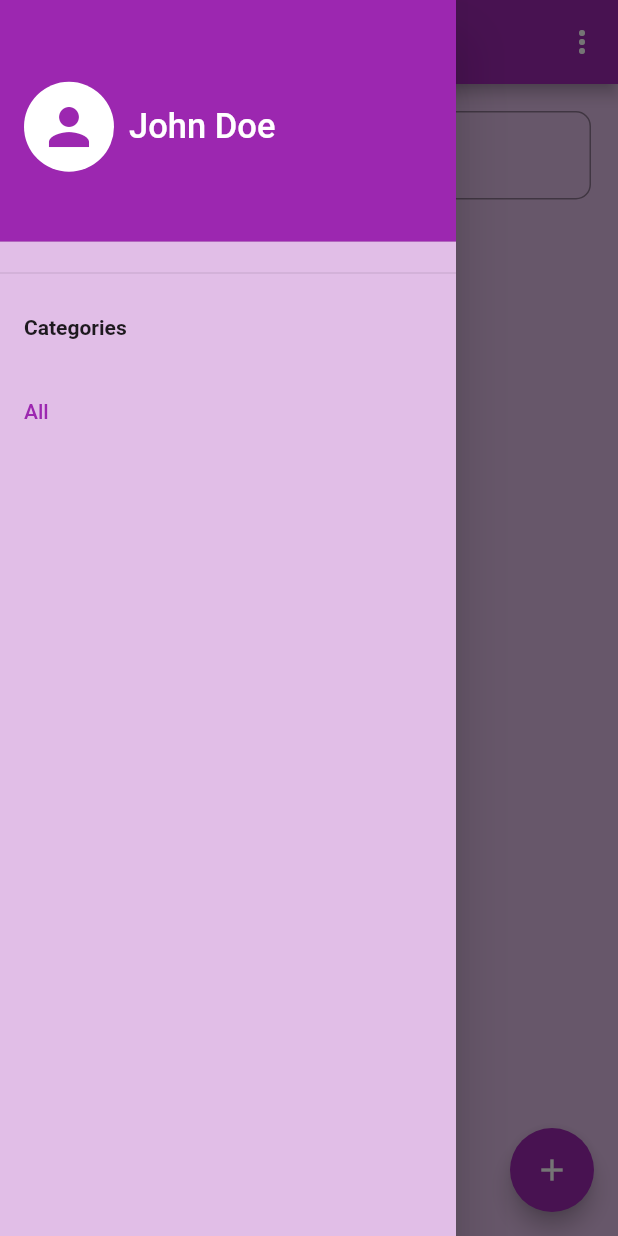
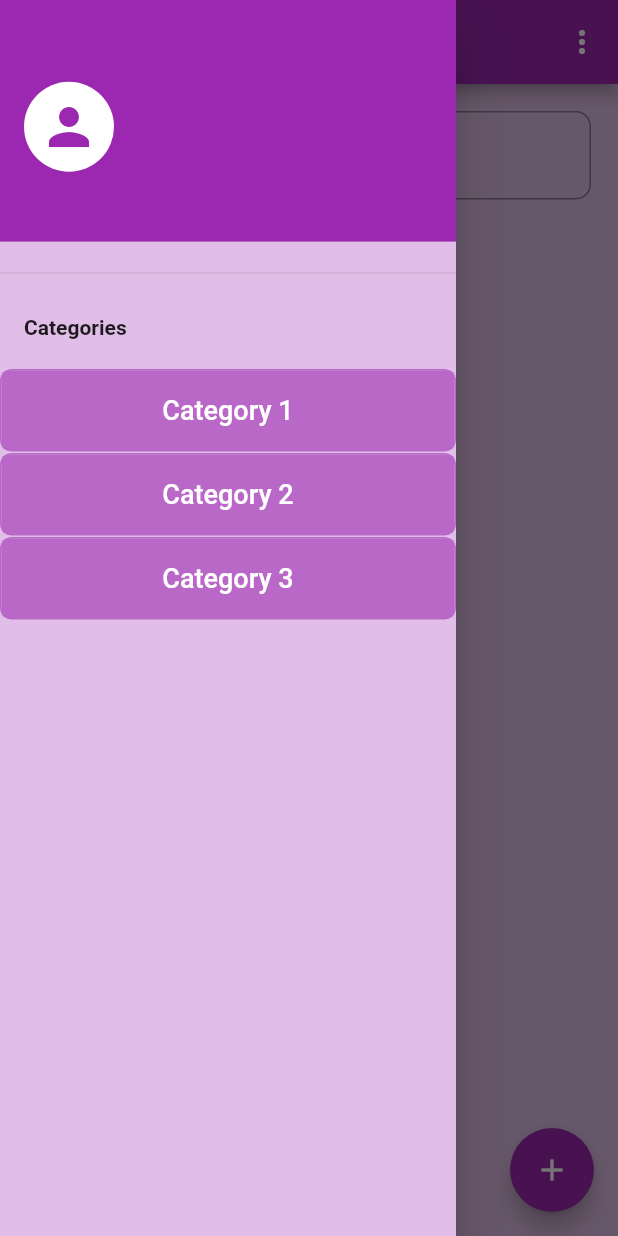
Before and after one commit to Swagnik02/todo, a Flutter app: the ToDoView screen opened by its route, with the side drawer open, on a phone screen of 412 x 824 dp. Run offline on Flutter 3.47's test engine with Material 2 defaults, Android fonts, the phone set to English and light mode, and no system bars; our stand-ins replace cloud_firestore, firebase_auth, firebase_core, fluttertoast, google_fonts; accounts and stored records are empty.

Commit message:
completed assignment

```diff
--- a/lib/components/sidebar.dart
+++ b/lib/components/sidebar.dart
@@ -1,21 +1,42 @@
+// ignore_for_file: avoid_unnecessary_containers
+
+import 'dart:developer' as devtools show log;
+import 'package:cloud_firestore/cloud_firestore.dart';
+import 'package:firebase_auth/firebase_auth.dart';
 import 'package:flutter/material.dart';
+import 'package:fluttertoast/fluttertoast.dart';
 import 'package:google_fonts/google_fonts.dart';
+import 'package:todo/constants/routes.dart';
+import 'package:todo/utilities/cat_View.dart';
 
 class Sidebar extends StatelessWidget {
+  String? userId = '';
+
   final String username;
   final IconData profileIcon;
   final List<String> categories;
   final String selectedCategory;
   final Function(String) onCategoryChanged;
 
-  const Sidebar({
+  Sidebar({
     Key? key,
     required this.username,
     required this.profileIcon,
     required this.categories,
     required this.selectedCategory,
     required this.onCategoryChanged,
-  });
+  }) : super(key: key);
+
+  void initState() {
+    getUid();
+  }
+
+  getUid() async {
+    final user = FirebaseAuth.instance.currentUser;
+    userId = user?.uid;
+    devtools.log(userId.toString());
+    Fluttertoast.showToast(msg: userId.toString());
+  }
 
   @override
   Widget build(BuildContext context) {
@@ -64,20 +85,110 @@ class Sidebar extends StatelessWidget {
                 ),
               ),
             ),
-            ...categories.map(
-              (category) => ListTile(
-                title: Text(
-                  category,
-                  style: TextStyle(
-                    // fontSize: 18,
-                    color: category == selectedCategory
-                        ? Colors.purple
-                        : Colors.black,
-                  ),
+            Container(
+              width: double.infinity,
+              decoration: BoxDecoration(
+                borderRadius: BorderRadius.circular(8.0),
+                border: Border.all(color: Colors.purple.shade300),
+              ),
+              child: TextButton(
+                onPressed: () async {
+                  await Navigator.of(context).pushNamed(catViewRoute);
+                  // Perform actions when the button is pressed
+                },
+                style: TextButton.styleFrom(
+                  padding: const EdgeInsets.all(16.0),
+                  foregroundColor: Colors.white, // Change the text color
+                  backgroundColor: Colors.purple.shade300,
                 ),
-                onTap: () => onCategoryChanged(category),
+                child: const Text(
+                  'Category 1',
+                  style: TextStyle(fontSize: 18.0),
+                ),
               ),
             ),
+            const SizedBox(height: 1),
+            Container(
+              width: double.infinity,
+              decoration: BoxDecoration(
+                borderRadius: BorderRadius.circular(8.0),
+                border: Border.all(color: Colors.purple.shade300),
+              ),
+              child: TextButton(
+                onPressed: () async {
+                  await Navigator.of(context).pushNamed(cat2ViewRoute);
+                  // Perform actions when the button is pressed
+                },
+                style: TextButton.styleFrom(
+                  padding: const EdgeInsets.all(16.0),
+                  foregroundColor: Colors.white, // Change the text color
+                  backgroundColor: Colors.purple.shade300,
+                ),
+                child: const Text(
+                  'Category 2',
+                  style: TextStyle(fontSize: 18.0),
+                ),
+              ),
+            ),
+            const SizedBox(height: 1),
+            Container(
+              width: double.infinity,
+              decoration: BoxDecoration(
+                borderRadius: BorderRadius.circular(8.0),
+                border: Border.all(color: Colors.purple.shade300),
+              ),
+              child: TextButton(
+                onPressed: () async {
+                  await Navigator.of(context).pushNamed(cat3ViewRoute);
+                  // Perform actions when the button is pressed
+                },
+                style: TextButton.styleFrom(
+                  padding: const EdgeInsets.all(16.0),
+                  foregroundColor: Colors.white, // Change the text color
+                  backgroundColor: Colors.purple.shade300,
+                ),
+                child: const Text(
+                  'Category 3',
+                  style: TextStyle(fontSize: 18.0),
+                ),
+              ),
+            ),
+
+            // Container(
+            //   child: StreamBuilder(
+            //     stream: FirebaseFirestore.instance
+            //         .collection('cat')
+            //         .doc(userId)
+            //         .collection('mycats')
+            //         .snapshots(),
+            //     builder: (context, snapshot) {
+            //       if (snapshot.connectionState == ConnectionState.waiting) {
+            //         return Container(
+            //           child: const CircularProgressIndicator(),
+            //         );
+            //       } else {
+            //         final docs = snapshot.data?.docs;
+            //         return ListView.builder(
+            //           itemCount: docs?.length,
+            //           itemBuilder: (context, index) {
+            //             return Container(
+            //               child: Column(
+            //                 children: [
+            //                   Text(docs![index]['catName']),
+            //                 ],
+            //               ),
+            //             );
+            //           },
+            //         );
+            //       }
+            //     },
+            //   ),
+            // )
+
+            // FloatingActionButton(
+            //   onPressed: initState,
+            //   child: const Icon(Icons.refresh),
+            // ),
           ],
         ),
       ),
--- a/lib/constants/routes.dart
+++ b/lib/constants/routes.dart
@@ -3,4 +3,8 @@ const registerRoute = '/register/';
 const toDoRoute = '/toDo/';
 const verifyEmailRoute = '/verify-email/';
 const addTaskRoute = '/add-task/';
+
 const homePageRoute = '/home-page/';
+const catViewRoute = '/cat-view/';
+const cat2ViewRoute = '/cat2-view/';
+const cat3ViewRoute = '/cat3-view/';
--- a/lib/main.dart
+++ b/lib/main.dart
@@ -2,6 +2,9 @@ import 'package:firebase_auth/firebase_auth.dart';
 import 'package:firebase_core/firebase_core.dart';
 import 'package:flutter/material.dart';
 import 'package:todo/constants/routes.dart';
+import 'package:todo/utilities/cat2_View.dart';
+import 'package:todo/utilities/cat3_View.dart';
+import 'package:todo/utilities/cat_View.dart';
 import 'package:todo/views/addTask_view.dart';
 import 'package:todo/views/login_view.dart';
 import 'package:todo/views/register_view.dart';
@@ -25,6 +28,9 @@ void main() {
         verifyEmailRoute: (context) => const VerifyEmailView(),
         addTaskRoute: (context) => const AddTask(),
         homePageRoute: (context) => const HomePage(),
+        catViewRoute: (context) => const CatView(),
+        cat2ViewRoute: (context) => const Cat2View(),
+        cat3ViewRoute: (context) => const Cat3View(),
       },
     ),
   );
--- a/lib/views/showTask_view.dart
+++ b/lib/views/showTask_view.dart
@@ -25,6 +25,7 @@ class ShowTask extends StatefulWidget {
 class _ShowTaskState extends State<ShowTask> {
   bool _isEditing = false;
   late TextEditingController _detailsController;
+  List<String> _selectedCategories = [];
 
   @override
   void initState() {
--- a/lib/views/toDo_view.dart
+++ b/lib/views/toDo_view.dart
@@ -25,6 +25,15 @@ class _ToDoViewState extends State<ToDoView> {
   String? userId = '';
   String? searchQuery = '';
   List<String> categories = [];
+  String? username = '';
+
+  fetchUsername() async {
+    final userDoc =
+        await FirebaseFirestore.instance.collection('users').doc(userId).get();
+    setState(() {
+      username = userDoc['username'];
+    });
+  }
 
   @override
   void initState() {
@@ -38,6 +47,7 @@ class _ToDoViewState extends State<ToDoView> {
     setState(() {
       userId = user?.uid;
     });
+    fetchUsername();
   }
 
   fetchCategories() async {
@@ -108,7 +118,7 @@ class _ToDoViewState extends State<ToDoView> {
         ],
       ),
       drawer: Sidebar(
-        username: 'John Doe',
+        username: username ?? '',
         profileIcon: Icons.person,
         categories: ['All', ...categories],
         selectedCategory: 'All',
--- a/pubspec.yaml
+++ b/pubspec.yaml
@@ -42,6 +42,7 @@ dependencies:
   intl: ^0.18.1
   fluttertoast: ^8.2.2
   google_fonts: ^4.0.4
+  flutter_tags: ^0.4.9+1
 
 dev_dependencies:
   flutter_test:
```
Also changed, not shown: lib/utilities/cat2_view.dart (added, +92 -0 lines), lib/utilities/cat3_view.dart (added, +92 -0 lines), lib/utilities/cat_view.dart (added, +92 -0 lines), lib/views/addTask_view.dart (+11 -0 lines), pubspec.lock.
